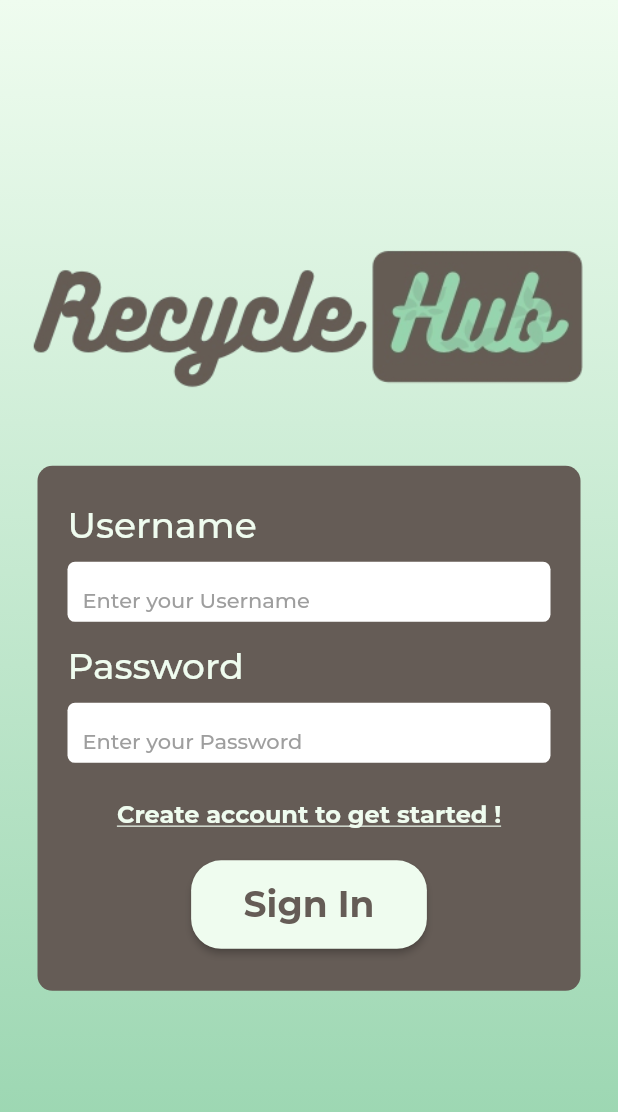
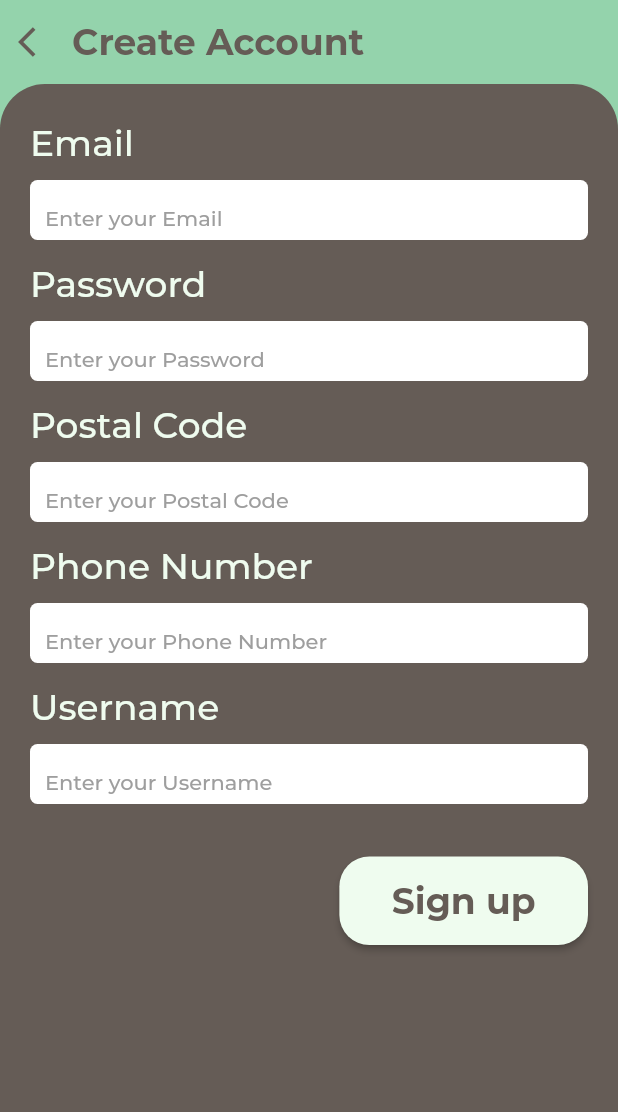
Before and after one commit to boy-warakorn/recycle-hub, a Flutter app: the screen it shows after launch, after a tap on "Create account to get started !", on a phone screen of 412 x 824 dp. Shown: the top 1112 px of the screen. Run offline on Flutter 3.47's test engine with Material 2 defaults, Android fonts, the phone set to English and light mode, and no system bars; project files that could hold a hidden picture were left out.

Commit message:
[ADD] register screen

```diff
--- a/lib/main.dart
+++ b/lib/main.dart
@@ -1,5 +1,7 @@
 import 'package:flutter/material.dart';
-import './screens/home.dart';
+
+import 'screens/auth_screen.dart';
+import 'screens/register_screen.dart';
 
 void main() {
   runApp(MyApp());
@@ -20,7 +22,10 @@ class _MyAppState extends State<MyApp> {
         fontFamily: 'Montserrat',
         primarySwatch: Colors.blue,
       ),
-      home: Home(),
+      home: AuthScreen(),
+      routes: {
+        RegisterScreen.routeName: (ctx) => RegisterScreen(),
+      },
     );
   }
 }
--- a/lib/screens/home.dart
+++ b/lib/screens/auth_screen.dart
@@ -1,7 +1,10 @@
 import 'package:flutter/material.dart';
+
+import './register_screen.dart';
 import '../widgets/labelTextField.dart';
+import '../widgets/button.dart';
 
-class Home extends StatelessWidget {
+class AuthScreen extends StatelessWidget {
   @override
   Widget build(BuildContext context) {
     final deviceHeight = MediaQuery.of(context).size.height;
@@ -21,7 +24,7 @@ class Home extends StatelessWidget {
             children: <Widget>[
               Container(
                 margin: EdgeInsets.only(
-                    top: deviceHeight / 5, bottom: 50, left: 20, right: 20),
+                    top: deviceHeight / 6, bottom: 50, left: 20, right: 20),
                 child: Image(
                   image: AssetImage('assets/images/logo.png'),
                 ),
@@ -57,7 +60,8 @@ class Home extends StatelessWidget {
                       ),
                       InkWell(
                         onTap: () {
-                          print('adads');
+                          Navigator.of(context)
+                              .pushNamed(RegisterScreen.routeName);
                         },
                         child: Center(
                           child: Text(
@@ -75,21 +79,11 @@ class Home extends StatelessWidget {
                         height: 20,
                       ),
                       Center(
-                        child: RaisedButton(
-                          onPressed: () {},
-                          color: Color(0xFFEFFCEF),
-                          shape: RoundedRectangleBorder(
-                            borderRadius: BorderRadius.circular(20),
-                          ),
-                          padding: EdgeInsets.symmetric(
-                              vertical: 15, horizontal: 35),
-                          child: Text(
-                            'Sign In',
-                            style: TextStyle(
-                                fontSize: 24,
-                                fontWeight: FontWeight.bold,
-                                color: Color(0xFF655C56)),
-                          ),
+                        child: Button(
+                          text: 'Sign In',
+                          buttonColor: Color(0xFFEFFCEF),
+                          textColor: Color(0xFF655C56),
+                          onClick: () {},
                         ),
                       )
                     ],
--- /dev/null
+++ b/lib/screens/register_screen.dart
@@ -0,0 +1,88 @@
+import 'package:flutter/material.dart';
+
+import '../widgets/button.dart';
+import '../widgets/labelTextField.dart';
+
+class RegisterScreen extends StatelessWidget {
+  static const routeName = '/register';
+  @override
+  Widget build(BuildContext context) {
+    return Scaffold(
+        backgroundColor: Color(0xFF94D3AC),
+        appBar: AppBar(
+          titleSpacing: 0,
+          automaticallyImplyLeading: false,
+          elevation: 0,
+          backgroundColor: Color(0xFF94D3AC),
+          title: Row(
+            mainAxisAlignment: MainAxisAlignment.start,
+            crossAxisAlignment: CrossAxisAlignment.center,
+            children: <Widget>[
+              IconButton(
+                onPressed: () => Navigator.pop(context),
+                icon: Icon(Icons.arrow_back_ios, color: Color(0xFF655C56)),
+              ),
+              Text(
+                'Create Account',
+                style: TextStyle(
+                  color: Color(0xFF655C56),
+                  fontSize: 24,
+                  fontWeight: FontWeight.bold,
+                ),
+              ),
+            ],
+          ),
+        ),
+        body: Container(
+          height: double.infinity,
+          decoration: BoxDecoration(
+            borderRadius: BorderRadius.only(
+              topLeft: Radius.circular(30),
+              topRight: Radius.circular(30),
+            ),
+            color: Color(0xFF655C56),
+          ),
+          child: Container(
+            margin: EdgeInsets.symmetric(horizontal: 20, vertical: 25),
+            child: ListView(
+              children: <Widget>[
+                LabelTextField(labelText: 'Email'),
+                SizedBox(
+                  height: 15,
+                ),
+                LabelTextField(labelText: 'Password'),
+                SizedBox(
+                  height: 15,
+                ),
+                LabelTextField(labelText: 'Postal Code'),
+                SizedBox(
+                  height: 15,
+                ),
+                LabelTextField(labelText: 'Phone Number'),
+                SizedBox(
+                  height: 15,
+                ),
+                LabelTextField(labelText: 'Username'),
+                SizedBox(
+                  height: 15,
+                ),
+                Row(
+                  mainAxisAlignment: MainAxisAlignment.end,
+                  children: <Widget>[
+                    Container(
+                      margin: EdgeInsets.only(top: 20),
+                      child: Button(
+                        text: 'Sign up',
+                        buttonColor: Color(0xFFEFFCEF),
+                        textColor: Color(0xFF655C56),
+                        onClick: () {},
+                      ),
+                    ),
+                  ],
+                )
+              ],
+            ),
+          ),
+        ));
+  }
+}
--- a/lib/widgets/button.dart
+++ b/lib/widgets/button.dart
@@ -2,15 +2,27 @@ import 'package:flutter/material.dart';
 
 class Button extends StatelessWidget {
   final String text;
-  final String color;
+  final Color buttonColor;
+  final Color textColor;
   final Function onClick;
-  Button({this.text, this.color, this.onClick});
+  Button({this.text, this.buttonColor, this.textColor, this.onClick});
   @override
   Widget build(BuildContext context) {
     return RaisedButton(
-      child: Text(text),
-      onPressed: onClick,
-
+      onPressed: () {},
+      color: buttonColor,
+      shape: RoundedRectangleBorder(
+        borderRadius: BorderRadius.circular(20),
+      ),
+      padding: EdgeInsets.symmetric(vertical: 15, horizontal: 35),
+      child: Text(
+        text,
+        style: TextStyle(
+          fontSize: 24,
+          fontWeight: FontWeight.bold,
+          color: textColor,
+        ),
+      ),
     );
   }
 }
```
